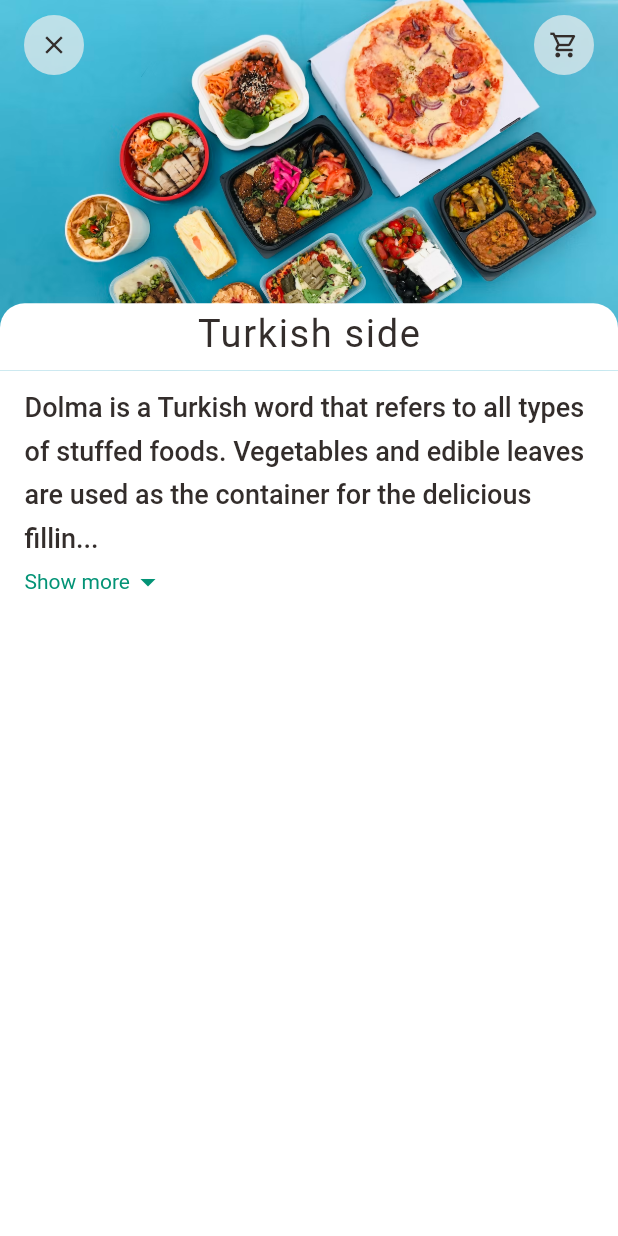
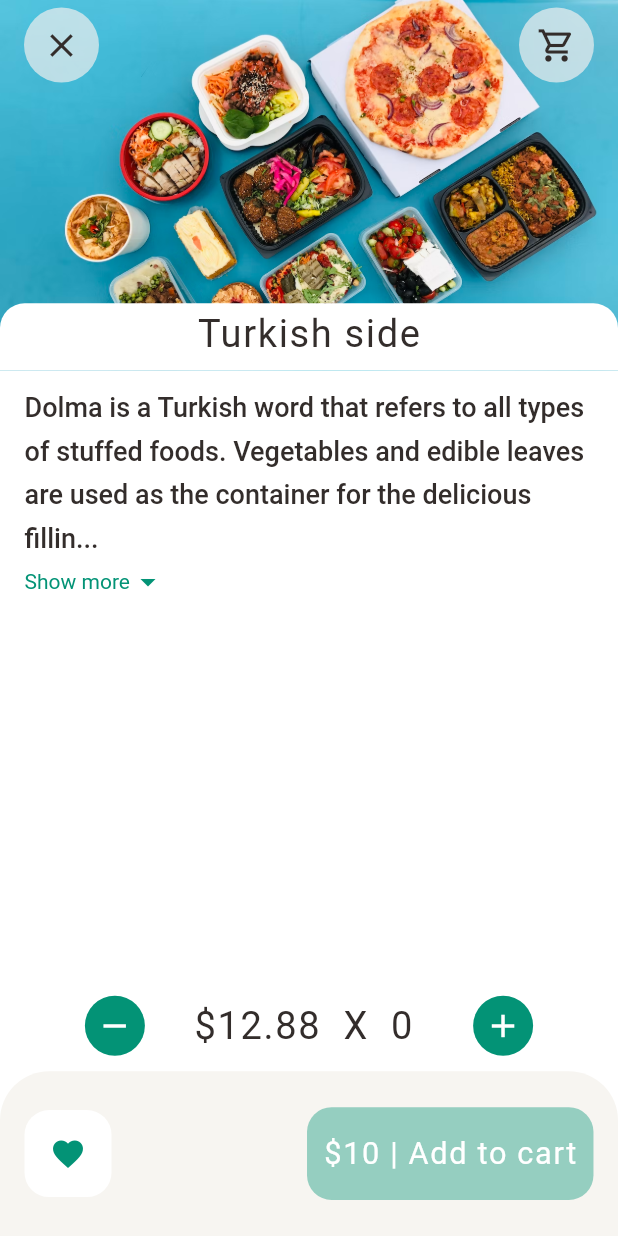
Before and after one commit to Sadid-USN/delivery_food, a Flutter app: the RecommendedFoodDetail screen opened directly, on a phone screen of 412 x 824 dp. Run offline on Flutter 3.47's test engine with Material 2 defaults, Android fonts, the phone set to English and light mode, and no system bars; our stand-ins replace dots_indicator, get, google_fonts; network calls fail.

Commit message:
added AppConstants

```diff
--- /dev/null
+++ b/lib/data/controllers/product_controller.dart
@@ -0,0 +1,27 @@
+import 'package:delivery_food/data/repository/product_repo.dart';
+import 'package:delivery_food/models/product_model.dart';
+import 'package:get/get.dart';
+
+//! 6:48
+class ProductController extends GetxController {
+  final ProductRepository productRepository;
+
+  ProductController({required this.productRepository});
+
+  List<dynamic> _productList = [];
+  List<dynamic> get productList => _productList;
+
+  Future<void> getProductList() async {
+    Response response = await productRepository.getProductList();
+
+    if (response.statusCode == 200) {
+      print('*******GOT PRODUCT*******');
+      //! first we initialized as null because it repeat
+      _productList = [];
+      //! here in addAll we must puting a model caus data is json type
+      _productList.addAll(Product.fromJson(response.body).getProducts);
+
+      update();
+    } else {}
+  }
+}
--- /dev/null
+++ b/lib/data/repository/product_repo.dart
@@ -0,0 +1,12 @@
+import 'package:delivery_food/data/api/api_client.dart';
+import 'package:delivery_food/utils/app_constans.dart';
+import 'package:get/get.dart';
+
+class ProductRepository extends GetxService {
+  final ApiClient apiClient;
+  ProductRepository({required this.apiClient});
+
+  Future<Response> getProductList() async {
+    return await apiClient.getData(AppConstants.PRODUCT_API_URI);
+  }
+}
--- a/lib/pages/food/recommended_food_detail.dart
+++ b/lib/pages/food/recommended_food_detail.dart
@@ -4,9 +4,10 @@ import 'package:delivery_food/utils/detail_icon.dart';
 import 'package:delivery_food/utils/dimentions.dart';
 import 'package:delivery_food/widgets/big_text.dart';
 import 'package:delivery_food/widgets/description_text.dart';
+import 'package:delivery_food/widgets/recomended_bottom_sheet.dart';
 import 'package:flutter/material.dart';
 
-//! 4:49
+//! 5:14
 class RecommendedFoodDetail extends StatelessWidget {
   const RecommendedFoodDetail({Key? key}) : super(key: key);
   @override
@@ -16,13 +17,28 @@ class RecommendedFoodDetail extends StatelessWidget {
       body: CustomScrollView(
         slivers: [
           SliverAppBar(
+            automaticallyImplyLeading: false,
             toolbarHeight: 60,
-              title: const AppIcon(
+            title: Row(
+              mainAxisAlignment: MainAxisAlignment.spaceBetween,
+              children: [
+                AppIcon(
+                  onTap: () {
+                    Navigator.of(context).pop();
+                  },
                   height: 40,
                   width: 40,
-                isPadding: false,
-                icon1: Icons.close,
-                icon2: Icons.shopping_cart_outlined,
+                  icon: Icons.close,
+                ),
+                AppIcon(
+                  onTap: () {
+                    print('*** Go to the Basket ***');
+                  },
+                  height: 40,
+                  width: 40,
+                  icon: Icons.shopping_cart_outlined,
+                ),
+              ],
             ),
             bottom: PreferredSize(
               preferredSize: const Size.fromHeight(40),
@@ -75,6 +91,8 @@ class RecommendedFoodDetail extends StatelessWidget {
             ),
           )
         ],
-        ));
+      ),
+      bottomNavigationBar: const RecomendedBottomSheet(),
+    );
   }
 }
--- a/lib/utils/detail_icon.dart
+++ b/lib/utils/detail_icon.dart
@@ -5,55 +5,44 @@ import 'package:delivery_food/utils/app_colors.dart';
 class AppIcon extends StatelessWidget {
   final double height;
   final double width;
-  final IconData icon1;
-  final IconData icon2;
+  final double iconSize;
+  final IconData icon;
+  final EdgeInsets padding;
+
   final bool isPadding;
+  final Color? bgColor;
+  final Color? iconColor;
+  final Function()? onTap;
+
   const AppIcon({
     Key? key,
-    required this.icon1,
-    required this.icon2,
+    required this.icon,
     this.isPadding = true,
+    this.padding = EdgeInsets.zero,
     this.height = 50.0,
     this.width = 50.0,
+    this.onTap,
+    this.bgColor,
+    this.iconColor,
+    this.iconSize = 26.0,
   }) : super(key: key);
   @override
   Widget build(BuildContext context) {
-    return Row(
-      mainAxisAlignment: MainAxisAlignment.spaceBetween,
-      children: [
-        Container(
-          alignment: Alignment.center,
+    return GestureDetector(
+      onTap: onTap,
+      child: Container(
         width: isPadding ? 50.0 : width,
         height: isPadding ? 50.0 : height,
         decoration: BoxDecoration(
           borderRadius: BorderRadius.circular(90),
-            color: Colors.grey.shade200.withOpacity(0.7),
+          color: isPadding ? Colors.grey.shade200.withOpacity(0.7) : bgColor,
         ),
-          child: Padding(
-            padding:
-                isPadding ? const EdgeInsets.only(left: 7) : EdgeInsets.zero,
         child: Icon(
-              icon1,
-              size: 20,
-              color: AppColors.mainBlackColor,
+          icon,
+          size: iconSize,
+          color: isPadding ? AppColors.mainBlackColor : iconColor,
         ),
       ),
-        ),
-        Container(
-          alignment: Alignment.center,
-          width: isPadding ? 50.0 : width,
-          height: isPadding ? 50.0 : height,
-          decoration: BoxDecoration(
-            borderRadius: BorderRadius.circular(90),
-            color: Colors.grey.shade200.withOpacity(0.7),
-          ),
-          child: Icon(
-            icon2,
-            size: isPadding ? 25 : 20,
-            color: AppColors.mainBlackColor,
-          ),
-        ),
-      ],
     );
   }
 }
--- a/lib/widgets/description_text.dart
+++ b/lib/widgets/description_text.dart
@@ -3,7 +3,7 @@ import 'package:delivery_food/utils/dimentions.dart';
 import 'package:delivery_food/widgets/small_text.dart';
 import 'package:flutter/material.dart';
 
-//! 4:30
+//! 5:01
 class DescriptionCollapseText extends StatefulWidget {
   final String text;
   const DescriptionCollapseText({
@@ -86,7 +86,7 @@ class _DescriptionCollapseTextState extends State<DescriptionCollapseText> {
                 ),
                 const SizedBox(
                   height: 8.0,
-                )
+                ),
               ],
             ),
     );
--- /dev/null
+++ b/lib/widgets/recomended_bottom_sheet.dart
@@ -0,0 +1,100 @@
+import 'package:delivery_food/utils/app_colors.dart';
+import 'package:delivery_food/utils/detail_icon.dart';
+import 'package:delivery_food/utils/dimentions.dart';
+import 'package:delivery_food/widgets/big_text.dart';
+import 'package:flutter/material.dart';
+
+class RecomendedBottomSheet extends StatelessWidget {
+  const RecomendedBottomSheet({Key? key}) : super(key: key);
+  @override
+  Widget build(BuildContext context) {
+    return Column(
+      mainAxisSize: MainAxisSize.min,
+      children: [
+        Padding(
+          padding: EdgeInsets.only(
+              left: Dimentions.width20 * 2.5,
+              right: Dimentions.width20 * 2.5,
+              top: Dimentions.height10,
+              bottom: Dimentions.height10),
+          child: Row(
+            mainAxisAlignment: MainAxisAlignment.spaceBetween,
+            children: [
+              AppIcon(
+                height: 40,
+                width: 40,
+                iconSize: Dimentions.font26,
+                bgColor: AppColors.mainColor,
+                iconColor: AppColors.whiteColor,
+                isPadding: false,
+                icon: Icons.remove,
+              ),
+              BigText(
+                text: '\$12.88 ' ' X ' ' 0 ',
+                color: AppColors.mainBlackColor,
+                size: Dimentions.font26,
+              ),
+              AppIcon(
+                height: 40,
+                width: 40,
+                iconSize: Dimentions.font26,
+                bgColor: AppColors.mainColor,
+                iconColor: AppColors.whiteColor,
+                isPadding: false,
+                icon: Icons.add,
+              ),
+            ],
+          ),
+        ),
+        Container(
+          padding: EdgeInsets.all(Dimentions.height20),
+          width: double.maxFinite,
+          height: Dimentions.screenHeight / 3 * 0.4,
+          decoration: BoxDecoration(
+            color: AppColors.buttoBGcolor,
+            borderRadius: BorderRadius.only(
+              topLeft: Radius.circular(Dimentions.radius20 * 2),
+              topRight: Radius.circular(Dimentions.radius20 * 2),
+            ),
+          ),
+          child: Row(
+            mainAxisAlignment: MainAxisAlignment.spaceBetween,
+            children: [
+              Container(
+                padding: const EdgeInsets.all(5.0),
+                decoration: BoxDecoration(
+                    color: AppColors.whiteColor,
+                    borderRadius: BorderRadius.circular(Dimentions.radius20)),
+                child: Row(
+                  mainAxisAlignment: MainAxisAlignment.spaceEvenly,
+                  children: [
+                    IconButton(
+                      onPressed: () {},
+                      icon: const Icon(
+                        Icons.favorite,
+                        color: AppColors.mainColor,
+                      ),
+                    ),
+                  ],
+                ),
+              ),
+              Container(
+                padding: EdgeInsets.symmetric(horizontal: Dimentions.width10),
+                height: Dimentions.screenHeight / 4 * 0.3,
+                alignment: Alignment.center,
+                decoration: BoxDecoration(
+                  color: AppColors.mainColor.withOpacity(0.4),
+                  borderRadius: BorderRadius.circular(Dimentions.radius20),
+                ),
+                child: const BigText(
+                  text: '\$10 | Add to cart',
+                  color: AppColors.whiteColor,
+                ),
+              ),
+            ],
+          ),
+        ),
+      ],
+    );
+  }
+}
--- a/pubspec.yaml
+++ b/pubspec.yaml
@@ -33,6 +33,7 @@ dependencies:
     sdk: flutter
   get: ^4.6.5
   google_fonts: ^3.0.1
+  http: ^0.13.5
 
 dev_dependencies:
   flutter_lints: ^2.0.0
```
Also changed, not shown: lib/data/api/api_client.dart (added, +31 -0 lines), lib/helper/init_dependencies.dart (added, +15 -0 lines), lib/main.dart (+8 -3 lines), lib/models/product_model.dart (added, +71 -0 lines), lib/pages/food/food_detail.dart (+24 -4 lines), lib/pages/home/food_page_body.dart (+19 -6 lines), lib/utils/app_constans.dart (added, +10 -0 lines), pubspec.lock. Lines whose indentation alone changed are shown as unchanged.
